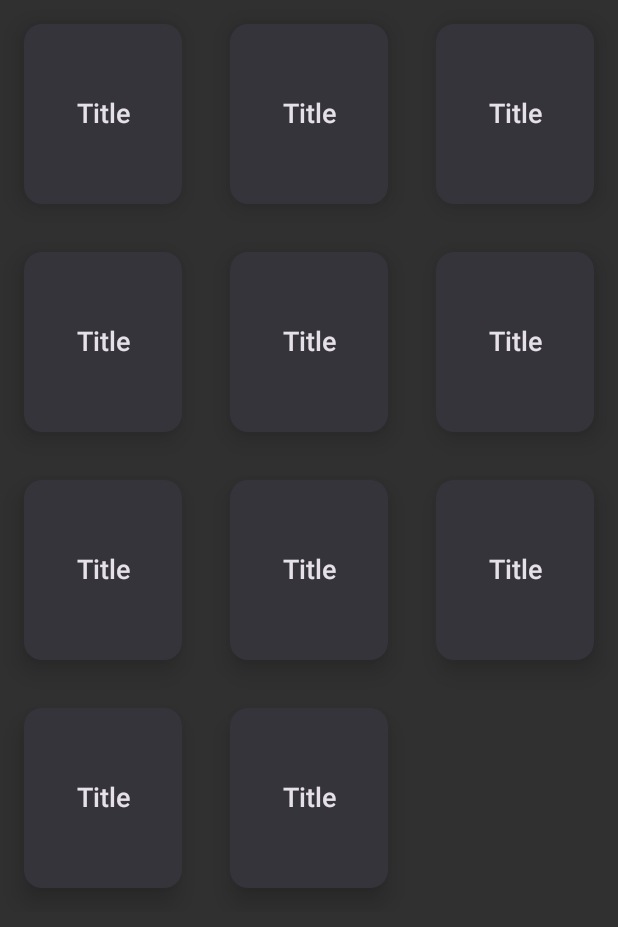
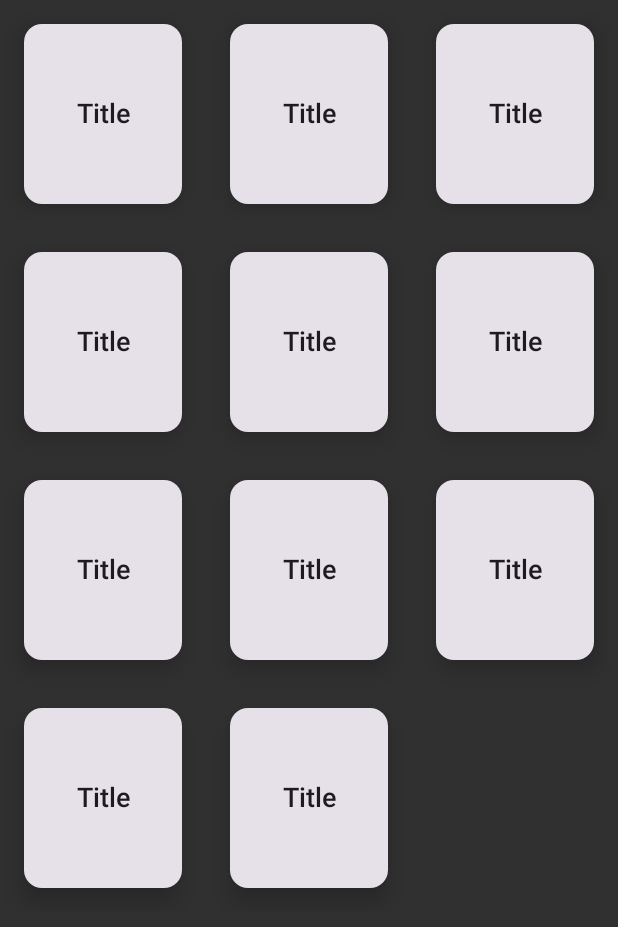
Before and after one commit to jayveedee/ScrumPoker, an Android app built with Jetpack Compose: the screen it shows after launch (MainActivity), after a tap on "Single player", on a phone screen of 412 x 824 dp. Shown: the top 927 px of the screen. Run offline under Robolectric (Android 15) with nearby library versions, the phone set to English and light mode, and no system bars; our stand-ins replace accompanist; libraries missing offline, so code that uses them is left out: com.google.accompanist.navigation.

Commit message:
modify theme

```diff
--- a/app/src/main/java/com/exirpit/scrumpoker/presentation/BaseActivity.kt
+++ b/app/src/main/java/com/exirpit/scrumpoker/presentation/BaseActivity.kt
@@ -11,7 +11,7 @@ import com.exirpit.scrumpoker.presentation.singlePlayer.screen.SinglePlayerScree
 import com.exirpit.scrumpoker.presentation.singlePlayer.viewModel.SinglePlayerViewModel
 import com.exirpit.scrumpoker.presentation.startMenu.screen.StartMenuScreen
 import com.exirpit.scrumpoker.presentation.startMenu.viewModel.StartMenuViewModel
-import com.exirpit.scrumpoker.presentation.theme.ScrumPokerTheme
+import com.exirpit.scrumpoker.presentation.common.theme.ScrumPokerTheme
 import com.google.accompanist.navigation.animation.AnimatedNavHost
 import com.google.accompanist.navigation.animation.composable
 import com.google.accompanist.navigation.animation.rememberAnimatedNavController
@@ -29,7 +29,7 @@ class MainActivity : ComponentActivity() {
 
 @OptIn(ExperimentalAnimationApi::class)
 @Composable
-fun Navigation(
+private fun Navigation(
     navController: NavHostController = rememberAnimatedNavController()
 ) {
     val context = LocalContext.current
--- /dev/null
+++ b/app/src/main/java/com/exirpit/scrumpoker/presentation/common/theme/Color.kt
@@ -0,0 +1,21 @@
+package com.exirpit.scrumpoker.presentation.common.theme
+
+import androidx.compose.material3.darkColorScheme
+import androidx.compose.material3.lightColorScheme
+import androidx.compose.ui.graphics.Color
+
+val Black = Color(0xFF000000)
+val OxfordBlue = Color(0xFF1B2A41)
+val LavenderWeb = Color(0xFFCCC9DC)
+
+val ScrumPokerLightColors = lightColorScheme(
+    primary = LavenderWeb,
+    background = Black,
+    onBackground = OxfordBlue
+)
+
+val ScrumPokerDarkColors = darkColorScheme(
+    primary = LavenderWeb,
+    background = Black,
+    onBackground = OxfordBlue
+)
--- a/app/src/main/java/com/exirpit/scrumpoker/presentation/theme/Shape.kt
+++ b/app/src/main/java/com/exirpit/scrumpoker/presentation/common/theme/Shape.kt
@@ -1,10 +1,10 @@
-package com.exirpit.scrumpoker.presentation.theme
+package com.exirpit.scrumpoker.presentation.common.theme
 
 import androidx.compose.foundation.shape.RoundedCornerShape
 import androidx.compose.material3.Shapes
 import androidx.compose.ui.unit.dp
 
-val Shapes = Shapes(
+val ScrumPokerShapes = Shapes(
     small = RoundedCornerShape(4.dp),
     medium = RoundedCornerShape(8.dp),
     large = RoundedCornerShape(12.dp)
--- /dev/null
+++ b/app/src/main/java/com/exirpit/scrumpoker/presentation/common/theme/Theme.kt
@@ -0,0 +1,24 @@
+package com.exirpit.scrumpoker.presentation.common.theme
+
+import androidx.compose.foundation.isSystemInDarkTheme
+import androidx.compose.material3.ColorScheme
+import androidx.compose.material3.MaterialTheme
+import androidx.compose.material3.Shapes
+import androidx.compose.material3.Typography
+import androidx.compose.runtime.Composable
+
+@Composable
+fun ScrumPokerTheme(
+    colors: ColorScheme = if (isSystemInDarkTheme()) ScrumPokerDarkColors else ScrumPokerLightColors,
+    typography: Typography = ScrumPokerTypography,
+    shapes: Shapes = ScrumPokerShapes,
+    content: @Composable () -> Unit
+) {
+
+    MaterialTheme(
+        colorScheme = colors,
+        typography = typography,
+        shapes = shapes,
+        content = content
+    )
+}
--- a/app/src/main/java/com/exirpit/scrumpoker/presentation/theme/Typography.kt
+++ b/app/src/main/java/com/exirpit/scrumpoker/presentation/common/theme/Typography.kt
@@ -1,4 +1,4 @@
-package com.exirpit.scrumpoker.presentation.theme
+package com.exirpit.scrumpoker.presentation.common.theme
 
 import androidx.compose.material3.Typography
 import androidx.compose.ui.text.TextStyle
@@ -6,7 +6,7 @@ import androidx.compose.ui.text.font.FontFamily
 import androidx.compose.ui.text.font.FontWeight
 import androidx.compose.ui.unit.sp
 
-val Typography = Typography(
+val ScrumPokerTypography = Typography(
     headlineLarge = TextStyle(
         fontWeight = FontWeight.Bold,
         fontSize = 30.sp
--- a/app/src/main/java/com/exirpit/scrumpoker/presentation/singlePlayer/screen/SinglePlayerScreen.kt
+++ b/app/src/main/java/com/exirpit/scrumpoker/presentation/singlePlayer/screen/SinglePlayerScreen.kt
@@ -22,8 +22,10 @@ import androidx.compose.ui.text.style.TextAlign
 import androidx.compose.ui.tooling.preview.Preview
 import androidx.compose.ui.unit.dp
 import androidx.lifecycle.viewmodel.compose.viewModel
+import com.exirpit.scrumpoker.presentation.common.theme.ScrumPokerShapes
 import com.exirpit.scrumpoker.presentation.singlePlayer.viewModel.SinglePlayerViewModel
-import com.exirpit.scrumpoker.presentation.theme.ScrumPokerTheme
+import com.exirpit.scrumpoker.presentation.common.theme.ScrumPokerTheme
+import com.exirpit.scrumpoker.presentation.common.theme.ScrumPokerTypography
 
 @Composable
 fun SinglePlayerScreen(
@@ -42,7 +44,7 @@ fun SinglePlayerScreen(
                         defaultElevation = 10.dp,
                         pressedElevation = 5.dp
                     ),
-                    shape = MaterialTheme.shapes.large
+                    shape = ScrumPokerShapes.large
                 ) {
                     Box(
                         modifier = Modifier
@@ -58,7 +60,7 @@ fun SinglePlayerScreen(
                         ) {
                             Text(
                                 text = "Title",
-                                style = MaterialTheme.typography.headlineSmall,
+                                style = ScrumPokerTypography.headlineSmall,
                                 textAlign = TextAlign.Center
                             )
                         }
@@ -71,7 +73,7 @@ fun SinglePlayerScreen(
 
 @Preview(showBackground = true)
 @Composable
-fun SinglePlayerScreenPreview() {
+private fun SinglePlayerScreenPreview() {
     ScrumPokerTheme {
         SinglePlayerScreen(
             viewModel = SinglePlayerViewModel()
--- a/app/src/main/java/com/exirpit/scrumpoker/presentation/startMenu/screen/StartMenuScreen.kt
+++ b/app/src/main/java/com/exirpit/scrumpoker/presentation/startMenu/screen/StartMenuScreen.kt
@@ -24,8 +24,8 @@ import com.exirpit.scrumpoker.presentation.MultiPlayerRoute
 import com.exirpit.scrumpoker.presentation.SettingsRoute
 import com.exirpit.scrumpoker.presentation.SinglePlayerRoute
 import com.exirpit.scrumpoker.presentation.startMenu.viewModel.StartMenuViewModel
-import com.exirpit.scrumpoker.presentation.theme.ScrumPokerTheme
-import com.exirpit.scrumpoker.presentation.theme.Typography
+import com.exirpit.scrumpoker.presentation.common.theme.ScrumPokerTheme
+import com.exirpit.scrumpoker.presentation.common.theme.ScrumPokerTypography
 
 @Composable
 fun StartMenuScreen(
@@ -71,14 +71,14 @@ fun StartMenuScreen(
             Text(
                 text = "ScrumPoker: version ${versionNameState.value}.${versionCodeState.value}",
                 color = MaterialTheme.colorScheme.primary,
-                style = MaterialTheme.typography.bodySmall
+                style = ScrumPokerTypography.bodySmall
             )
         }
     }
 }
 
 @Composable
-fun StartMenuButton(
+private fun StartMenuButton(
     onClick: (String) -> Unit,
     text: String,
     navigationPath: String,
@@ -96,14 +96,14 @@ fun StartMenuButton(
     ) {
         Text(
             text = text,
-            style = Typography.headlineMedium
+            style = ScrumPokerTypography.headlineMedium
         )
     }
 }
 
 @Preview(showBackground = true)
 @Composable
-fun StartMenuScreenPreview() {
+private fun StartMenuScreenPreview() {
     ScrumPokerTheme() {
         val context = LocalContext.current
         StartMenuScreen(
--- a/app/src/main/java/com/exirpit/scrumpoker/presentation/theme/Theme.kt
+++ /dev/null
@@ -1,31 +0,0 @@
-package com.exirpit.scrumpoker.presentation.theme
-
-import androidx.compose.foundation.isSystemInDarkTheme
-import androidx.compose.material3.MaterialTheme
-import androidx.compose.material3.darkColorScheme
-import androidx.compose.runtime.Composable
-
-private val DarkColorPalette = darkColorScheme(
-    primary = LavenderWeb,
-    background = Black,
-    onBackground = OxfordBlue
-)
-
-@Composable
-fun ScrumPokerTheme(
-    darkTheme: Boolean = isSystemInDarkTheme(),
-    content: @Composable () -> Unit
-) {
-    val colors = if (darkTheme) {
-        DarkColorPalette
-    } else {
-        DarkColorPalette
-    }
-
-    MaterialTheme(
-        colorScheme = colors,
-        typography = Typography,
-        shapes = Shapes,
-        content = content
-    )
-}
```
Also changed, not shown: app/src/main/java/com/exirpit/scrumpoker/presentation/common/composable/Cards.kt (added, +33 -0 lines), app/src/main/java/com/exirpit/scrumpoker/presentation/theme/Color.kt (deleted, +0 -10 lines).
